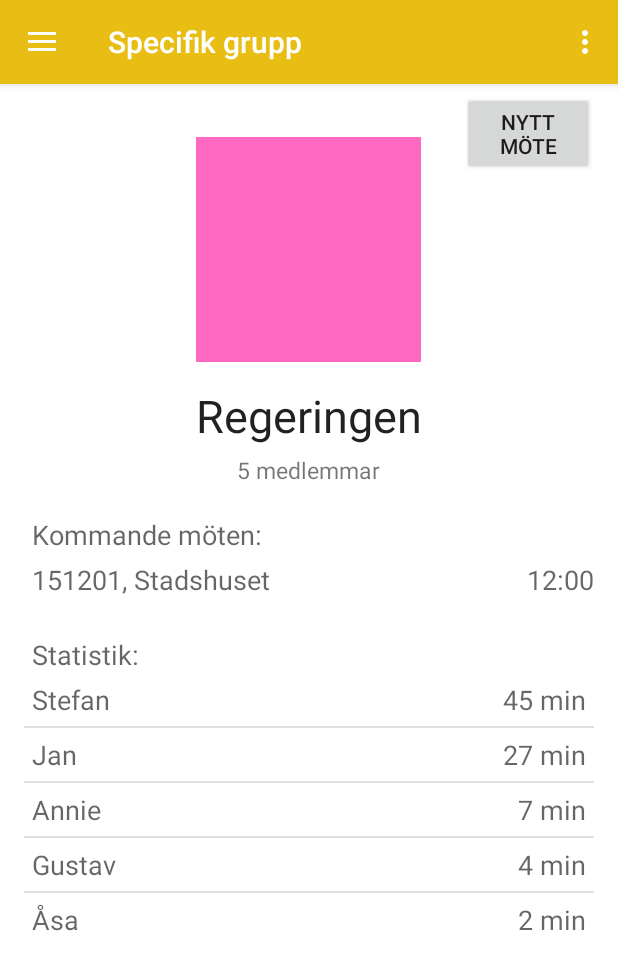
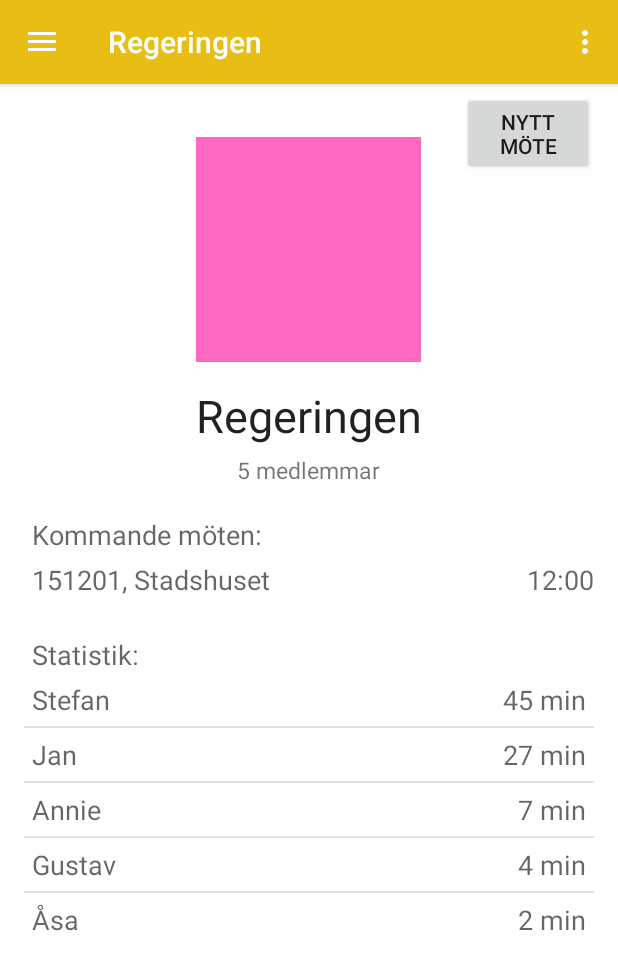
Before and after one commit to ettlitetlov/Drawer.senApp, an Android app: the fragment GroupFragment placed in its activity, in the side drawer, after a tap on "Specifik grupp", on a phone screen of 412 x 824 dp. Shown: the top 970 px of the screen. Run offline under Robolectric (Android 15) with nearby library versions, the phone set to English and light mode, and no system bars.

Commit message:
Fix med titlar
Nu kanske det är rätt med titlarna. Regeringen-titeln är statisk. Eller
vad man säger.

```diff
--- a/app/src/main/java/com/example/axel/drawer/AddGroupFragment.java
+++ b/app/src/main/java/com/example/axel/drawer/AddGroupFragment.java
@@ -35,6 +35,7 @@ public class AddGroupFragment extends Fragment {
             @Override
             public void onClick(View v)
             {
+                //((AppCompatActivity) getActivity()).getSupportActionBar().setTitle("Grupper");
                 //Hoppa tillbaka till group-sidan igen
                 getFragmentManager().popBackStack();
 
--- a/app/src/main/java/com/example/axel/drawer/GroupFragment.java
+++ b/app/src/main/java/com/example/axel/drawer/GroupFragment.java
@@ -3,6 +3,7 @@ package com.example.axel.drawer;
 
 import android.os.Bundle;
 import android.support.v4.app.Fragment;
+import android.support.v7.app.AppCompatActivity;
 import android.support.v7.widget.Toolbar;
 import android.view.LayoutInflater;
 import android.view.View;
@@ -39,6 +40,7 @@ public class GroupFragment extends Fragment {
 
         groupAdapter = new GroupAdapter(groupData, getActivity());
 
+        ((AppCompatActivity) getActivity()).getSupportActionBar().setTitle("Grupper");
         View view = inflater.inflate(R.layout.fragment_group, container, false);    //vad som ska visas?
         //skapa grupp-knapp
         Button addGroupButton = (Button) view.findViewById(R.id.skapaGrupp);                //säg att knappen är skapaGrupp-knappen
--- a/app/src/main/java/com/example/axel/drawer/SpecificGroupFragment.java
+++ b/app/src/main/java/com/example/axel/drawer/SpecificGroupFragment.java
@@ -54,6 +54,7 @@ public class SpecificGroupFragment extends Fragment {
         statisticAdapter = new StatisticAdapter(statisticData, getActivity());
         meetingAdapter = new MeetingAdapterInSpecificGroup(meetingData, getActivity());
 
+        ((AppCompatActivity) getActivity()).getSupportActionBar().setTitle("Regeringen");   //Specifikt för regeringen
         View view = inflater.inflate(R.layout.fragment_specific_group, container, false);    //vad som ska visas
         Button addGroupButton = (Button) view.findViewById(R.id.newMeeting);                //säg att knappen är nyttMöte-knappen
         addGroupButton.setOnClickListener(new View.OnClickListener() {
```
